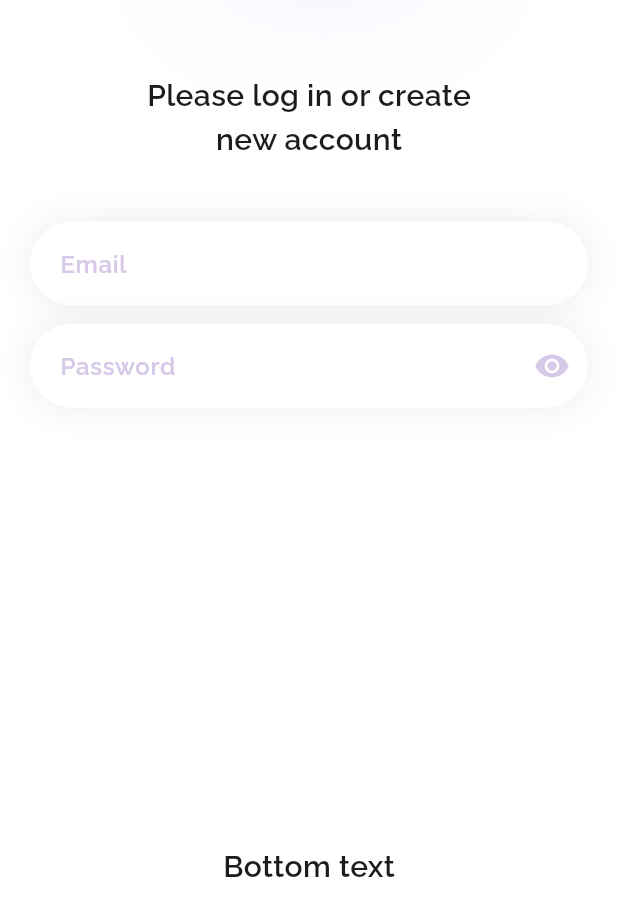
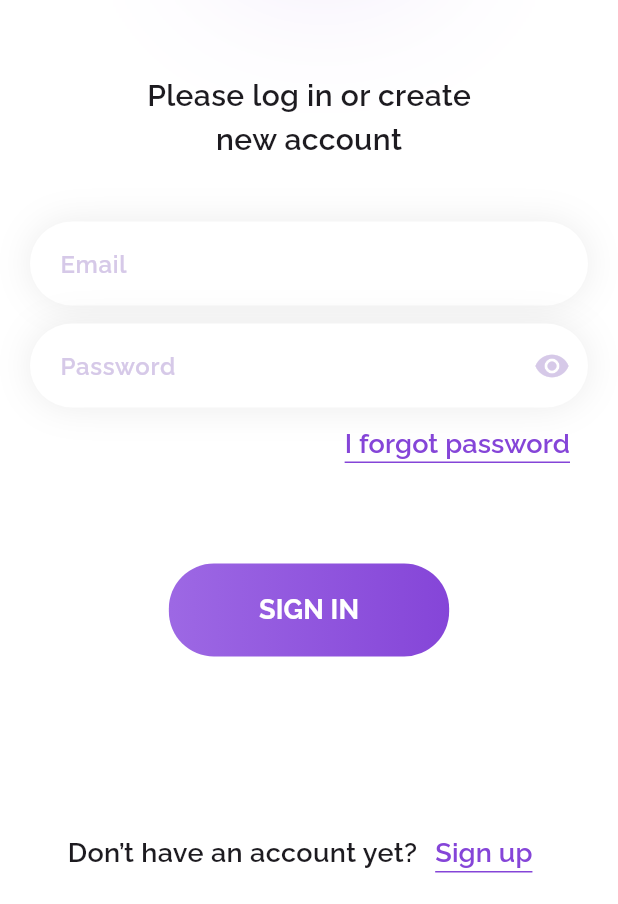
Before and after one commit to alonso98/FlutterYourPen, a Flutter app: the screen it shows after launch, after a tap on "START", on a phone screen of 412 x 824 dp, the part 332-1236 px from its top. Run offline on Flutter 3.47's test engine with Material 3 defaults, Android fonts, the phone set to English and light mode, and no system bars; our stand-ins replace flutter_svg.

Commit message:
signin page finishing design

```diff
--- a/lib/views/onboarding/sign_in_page.dart
+++ b/lib/views/onboarding/sign_in_page.dart
@@ -1,4 +1,5 @@
 import 'package:flutter/material.dart';
+import 'package:yourpen_1/controls/gradient_button.dart';
 import 'package:yourpen_1/controls/shadowed_textfield.dart';
 
 class SignInPage extends StatelessWidget {
@@ -6,6 +7,9 @@ class SignInPage extends StatelessWidget {
 
   @override
   Widget build(BuildContext context) {
+    final ThemeData theme = Theme.of(context);
+    final ColorScheme colorScheme = theme.colorScheme;
+
     return Scaffold(body: LayoutBuilder(
         builder: (BuildContext buildContext, BoxConstraints constraints) {
       return SingleChildScrollView(
@@ -48,24 +52,97 @@ class SignInPage extends StatelessWidget {
                               color: Color(0xff606060),
                               fontSize: 32,
                               fontFamily: "GentiumBasic"))
-                    ])
-                    ),
+                    ])),
                     const SizedBox(height: 50),
                     const Text("Please log in or create"),
                     const Text("new account"),
-                    const SizedBox(height: 40,),
+                    const SizedBox(
+                      height: 40,
+                    ),
                     const ShadowedTextfield(hintText: "Email"),
-                    const SizedBox(height: 12,),
-                    const ShadowedTextfield(hintText: "Password", isPassword: true,),
+                    const SizedBox(
+                      height: 12,
+                    ),
+                    const ShadowedTextfield(
+                      hintText: "Password",
+                      isPassword: true,
+                    ),
+                    Align(
+                      alignment: Alignment.centerRight,
+                      child: TextButton(
+                          style: TextButton.styleFrom(
+                            overlayColor: Colors.transparent,
+                            foregroundBuilder: (context, states, child) =>
+                                DecoratedBox(
+                              decoration: const BoxDecoration(
+                                border: Border(
+                                    bottom:
+                                        BorderSide(color: Color(0xff8545D8))),
+                              ),
+                              child: child,
+                            ),
+                          ),
+                          onPressed: () {},
+                          child: const Text("I forgot password",
+                              style: TextStyle(
+                                  fontSize: 18,
+                                  fontWeight: FontWeight.w600,
+                                  color: Color(0xff8545D8)))),
+                    ),
+                    const SizedBox(
+                      height: 56,
+                    ),
+                    GradientButton(
+                      onPressed: () {},
+                      padding: const EdgeInsets.symmetric(
+                          vertical: 18, horizontal: 60),
+                      borderRadius: 30,
+                      gradient: const LinearGradient(
+                          colors: [Color(0xff9D68E4), Color(0xff8545D8)]),
+                      child: const Text(
+                        "SIGN IN",
+                        style: TextStyle(
+                            color: Colors.white,
+                            fontSize: 18,
+                            fontWeight: FontWeight.bold),
+                      ),
+                    )
                   ],
                 ),
-                const Column(
+                Column(
                   children: <Widget>[
-                    SizedBox(
+                    const SizedBox(
                       height: 100,
                     ),
-                    Text("Bottom text"),
-                    SizedBox(
+                    Row(
+                      mainAxisAlignment: MainAxisAlignment.center,
+                      children: [
+                        const Text(
+                          "Don’t have an account yet?",
+                          style: TextStyle(fontSize: 18),
+                        ),
+                        TextButton(
+                            style: TextButton.styleFrom(
+                              overlayColor: Colors.transparent,
+                              foregroundBuilder: (context, states, child) =>
+                                  DecoratedBox(
+                                decoration: const BoxDecoration(
+                                  border: Border(
+                                      bottom:
+                                          BorderSide(color: Color(0xff8545D8))),
+                                ),
+                                child: child,
+                              ),
+                            ),
+                            onPressed: () {},
+                            child: const Text("Sign up",
+                                style: TextStyle(
+                                    fontSize: 18,
+                                    fontWeight: FontWeight.w600,
+                                    color: Color(0xff8545D8))))
+                      ],
+                    ),
+                    const SizedBox(
                       height: 10,
                     ),
                   ],
```
